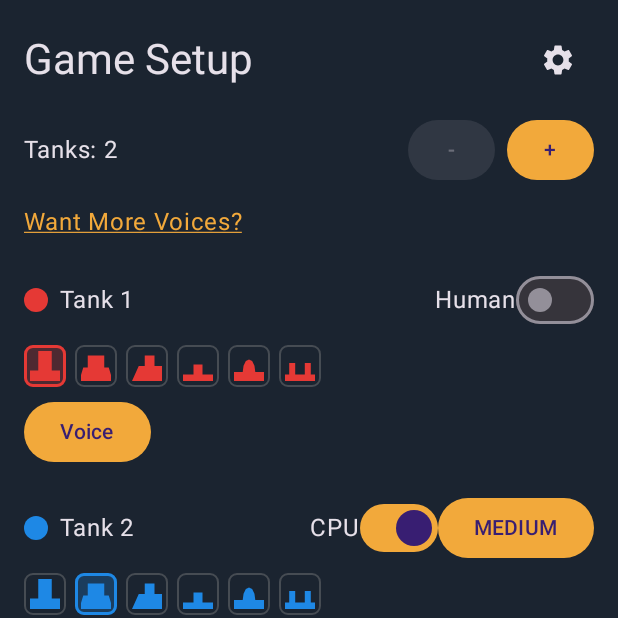
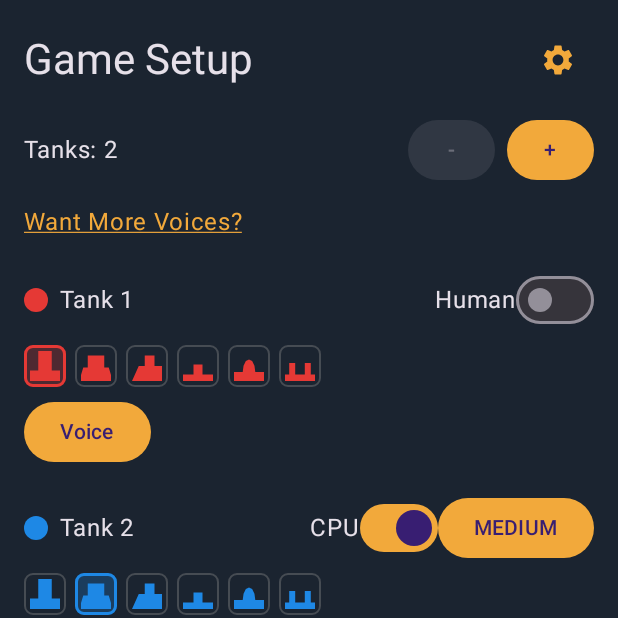
Before and after one commit to wsamon03/ScorchedPhoto, an Android app built with Jetpack Compose: the GameSetupScreen screen opened through its navigation route, on a phone screen of 412 x 824 dp, the top half of it. Run offline under Robolectric (Android 15) with nearby library versions, the phone set to English and light mode, and no system bars; our stand-ins replace Dagger/Hilt's generated code.

Commit message:
Tint gear and menu icons with the theme's orange primary color

```diff
--- a/app/src/main/java/com/scorchedphoto/app/setup/GameSetupScreen.kt
+++ b/app/src/main/java/com/scorchedphoto/app/setup/GameSetupScreen.kt
@@ -90,7 +90,11 @@ fun GameSetupScreen(
             ) {
                 Text("Game Setup", style = MaterialTheme.typography.headlineMedium)
                 IconButton(onClick = onOpenSettings) {
-                    Icon(imageVector = Icons.Filled.Settings, contentDescription = "Match Settings")
+                    Icon(
+                        imageVector = Icons.Filled.Settings,
+                        contentDescription = "Match Settings",
+                        tint = MaterialTheme.colorScheme.primary,
+                    )
                 }
             }
 
--- a/app/src/main/java/com/scorchedphoto/app/terrainpreview/TerrainPreviewScreen.kt
+++ b/app/src/main/java/com/scorchedphoto/app/terrainpreview/TerrainPreviewScreen.kt
@@ -119,7 +119,11 @@ fun TerrainPreviewScreen(
                     .padding(16.dp),
             ) {
                 IconButton(onClick = { menuExpanded = true }) {
-                    Icon(imageVector = Icons.Filled.Menu, contentDescription = "Terrain options")
+                    Icon(
+                        imageVector = Icons.Filled.Menu,
+                        contentDescription = "Terrain options",
+                        tint = MaterialTheme.colorScheme.primary,
+                    )
                 }
                 DropdownMenu(expanded = menuExpanded, onDismissRequest = { menuExpanded = false }) {
                     Text(
```
